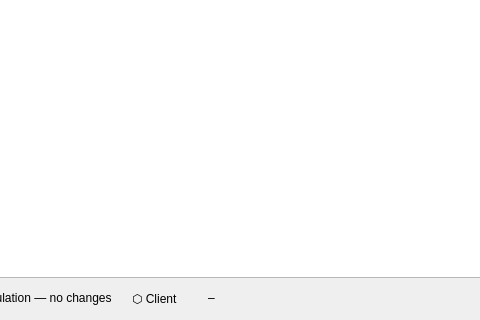
This is hsync_desktop/ui/main_window.ui in albertsdk/hsync-desktop as Qt 5 draws it before an edit; both pictures show x 145 to 625 and y 380 to 700 of the 1000 by 700 pixel window. The edited form follows.
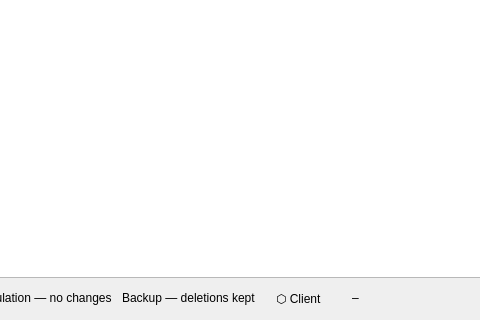
This is the edited form.

Commit message: feat(ui): show a backup badge while deletions are kept

Patch:
```diff
--- a/hsync_desktop/ui/main_window.ui
+++ b/hsync_desktop/ui/main_window.ui
@@ -190,6 +190,16 @@
         </property>
        </widget>
       </item>
+      <item>
+       <widget class="QLabel" name="deletionBadge">
+        <property name="visible">
+         <bool>false</bool>
+        </property>
+        <property name="text">
+         <string>Backup — deletions kept</string>
+        </property>
+       </widget>
+      </item>
       <item>
        <spacer name="statusSpacer1">
         <property name="orientation">
```
The commit also changes 22 other files.
